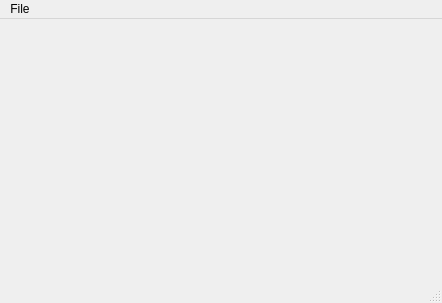
Old version of the form MainWindow.ui in the repository scotchi/dreamnamer.
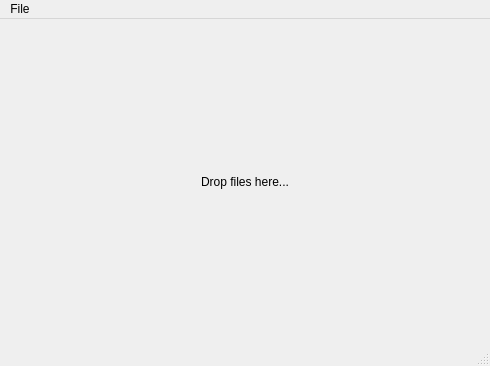
New version of the form.

```diff
--- a/MainWindow.ui
+++ b/MainWindow.ui
@@ -6,20 +6,33 @@
    <rect>
     <x>0</x>
     <y>0</y>
-    <width>442</width>
-    <height>303</height>
+    <width>490</width>
+    <height>366</height>
    </rect>
   </property>
   <property name="windowTitle">
    <string>MainWindow</string>
   </property>
-  <widget class="QWidget" name="centralwidget"/>
+  <widget class="QWidget" name="centralWidget">
+   <layout class="QHBoxLayout" name="horizontalLayout">
+    <item>
+     <widget class="QLabel" name="label">
+      <property name="text">
+       <string>Drop files here...</string>
+      </property>
+      <property name="alignment">
+       <set>Qt::AlignCenter</set>
+      </property>
+     </widget>
+    </item>
+   </layout>
+  </widget>
   <widget class="QMenuBar" name="menubar">
    <property name="geometry">
     <rect>
      <x>0</x>
      <y>0</y>
-     <width>442</width>
+     <width>490</width>
      <height>22</height>
     </rect>
    </property>
```
